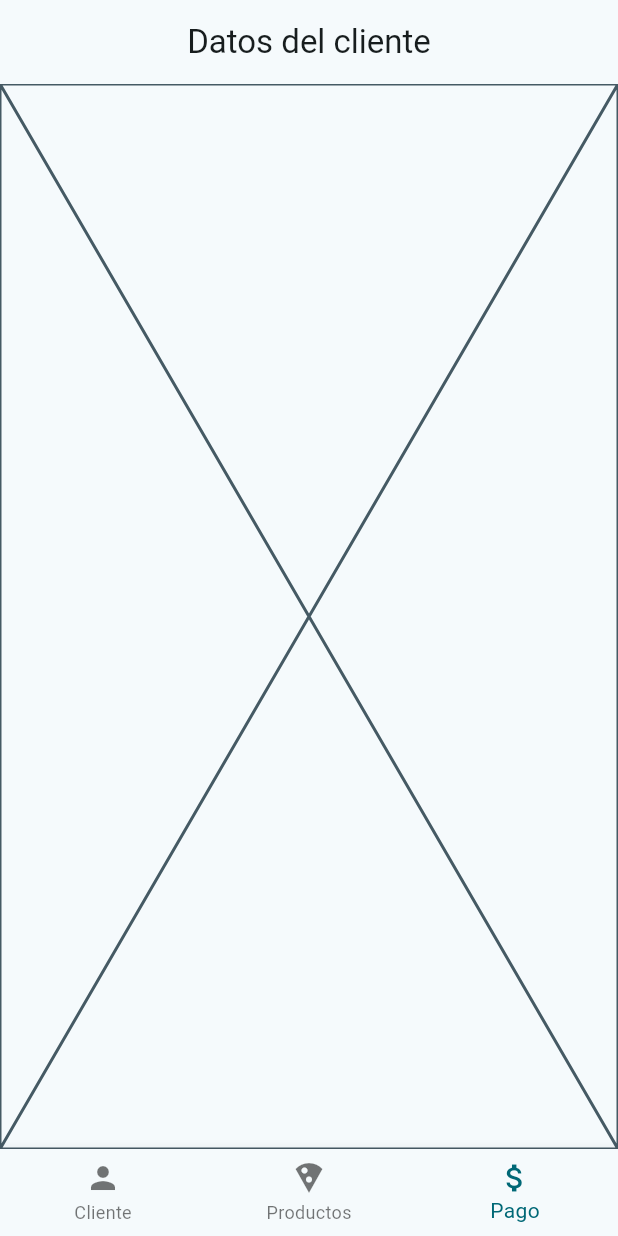
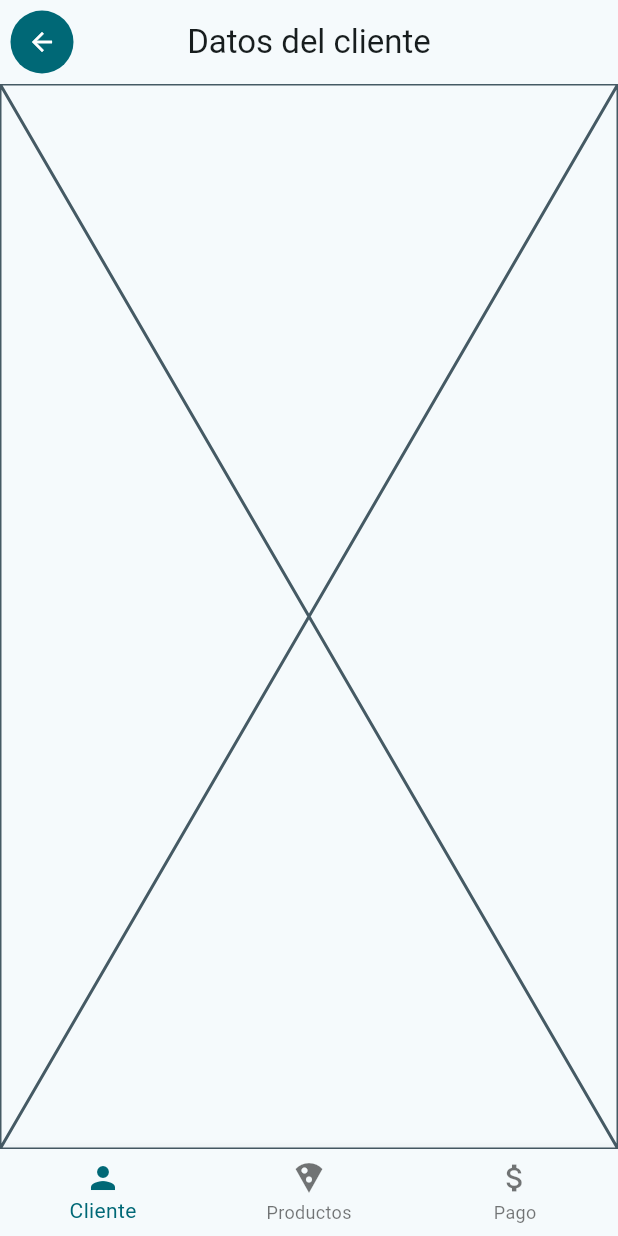
Before and after one commit to Bitxxo/dice_pizza, a Flutter app: the OrderCustomerView screen opened by its route, on a phone screen of 412 x 824 dp. Run offline on Flutter 3.47's test engine with Material 3 defaults, Android fonts, the phone set to English and light mode, and no system bars; our stand-ins replace bloc, equatable, flutter_bloc, flutter_riverpod, go_router, riverpod.

Commit message:
cambios estéticos + botón de salir

```diff
--- a/lib/presentation/screens/order_screen.dart
+++ b/lib/presentation/screens/order_screen.dart
@@ -1,37 +1,22 @@
 import 'package:dice_pizza/presentation/bloc/order_contents_bloc/order_contents_bloc.dart';
-import 'package:dice_pizza/presentation/views/order_customer_view.dart';
-import 'package:dice_pizza/presentation/views/order_payment_view.dart';
-import 'package:dice_pizza/presentation/views/order_products_view.dart';
 import 'package:dice_pizza/presentation/widgets/order_bottom_navigation.dart';
 import 'package:flutter/material.dart';
 import 'package:flutter_bloc/flutter_bloc.dart';
-import 'package:flutter_riverpod/flutter_riverpod.dart';
 
-class OrderScreen extends ConsumerWidget {
+class OrderScreen extends StatelessWidget {
   static const name = "CreateOrder";
   const OrderScreen(this.child, this.orderId, {super.key});
   final Widget? child;
   final int? orderId;
 
   @override
-  Widget build(BuildContext context, WidgetRef ref) {
+  Widget build(BuildContext context) {
     return BlocProvider(
       create: (context) => OrderContentsBloc(),
       child: Scaffold(
-        bottomNavigationBar: OrderBottomNavigation(currentView()),
+        bottomNavigationBar: OrderBottomNavigation(),
         body: Center(child: child ?? Placeholder()),
       ),
     );
   }
-
-  OrderNavigationViews currentView() {
-    if (child is OrderCustomerView) {
-      return OrderNavigationViews.customer;
-    } else if (child is OrderPaymentView) {
-      return OrderNavigationViews.payment;
-    } else if (child is OrderProductsView) {
-      return OrderNavigationViews.products;
-    }
-    return OrderNavigationViews.payment;
-  }
 }
--- a/lib/presentation/views/order_customer_view.dart
+++ b/lib/presentation/views/order_customer_view.dart
@@ -1,3 +1,4 @@
+import 'package:dice_pizza/presentation/widgets/order_back_button.dart';
 import 'package:flutter/material.dart';
 
 class OrderCustomerView extends StatelessWidget {
@@ -7,7 +8,10 @@ class OrderCustomerView extends StatelessWidget {
   @override
   Widget build(BuildContext context) {
     return Scaffold(
-      appBar: AppBar(title: Text("Datos del cliente")),
+      appBar: AppBar(
+        title: Text("Datos del cliente"),
+        leading: OrderBackButton(),
+      ),
       body: const Placeholder(),
     );
   }
--- a/lib/presentation/views/order_payment_view.dart
+++ b/lib/presentation/views/order_payment_view.dart
@@ -1,3 +1,4 @@
+import 'package:dice_pizza/presentation/widgets/order_back_button.dart';
 import 'package:flutter/material.dart';
 
 class OrderPaymentView extends StatelessWidget {
@@ -7,7 +8,10 @@ class OrderPaymentView extends StatelessWidget {
   @override
   Widget build(BuildContext context) {
     return Scaffold(
-      appBar: AppBar(title: Text("Pago del pedido")),
+      appBar: AppBar(
+        title: Text("Pago del pedido"),
+        leading: OrderBackButton(),
+      ),
       body: const Placeholder(),
     );
   }
--- /dev/null
+++ b/lib/presentation/widgets/order_back_button.dart
@@ -0,0 +1,44 @@
+import 'package:dice_pizza/config/router/navigation_constants.dart';
+import 'package:flutter/material.dart';
+import 'package:go_router/go_router.dart';
+
+class OrderBackButton extends StatelessWidget {
+  const OrderBackButton({super.key});
+
+  @override
+  Widget build(BuildContext context) {
+    return Padding(
+      padding: EdgeInsets.all(7),
+      child: IconButton.filled(
+        onPressed: () {
+          exitAlert(context);
+        },
+        icon: Icon(Icons.arrow_back, size: 20, color: Colors.white),
+      ),
+    );
+  }
+
+  void exitAlert(BuildContext context) async {
+    final exitDialog = AlertDialog(
+      title: Text('¿Seguro que quieres salir?'),
+      content: Text('Si sales ahora, los datos no serán guardados'),
+      actions: [
+        Row(
+          children: [
+            FilledButton(
+              onPressed: () => context.go(RouterPaths.home),
+              child: Text('Salir'),
+            ),
+
+            Spacer(),
+            FilledButton(
+              onPressed: () => context.pop(),
+              child: Text('Cancelar'),
+            ),
+          ],
+        ),
+      ],
+    );
+    showDialog(context: context, builder: (context) => exitDialog);
+  }
+}
--- a/lib/presentation/widgets/order_bottom_navigation.dart
+++ b/lib/presentation/widgets/order_bottom_navigation.dart
@@ -5,14 +5,13 @@ import 'package:go_router/go_router.dart';
 enum OrderNavigationViews { customer, products, payment }
 
 class OrderBottomNavigation extends StatelessWidget {
-  const OrderBottomNavigation(this.view, {super.key});
-  final OrderNavigationViews view;
+  const OrderBottomNavigation({super.key});
 
   @override
   Widget build(BuildContext context) {
     return BottomNavigationBar(
       onTap: (index) => onDestinationSelected(index, context),
-      currentIndex: view.index,
+      currentIndex: getCurrentIndex(context),
       items: [
         BottomNavigationBarItem(icon: Icon(Icons.person), label: 'Cliente'),
         BottomNavigationBarItem(
@@ -22,6 +21,20 @@ class OrderBottomNavigation extends StatelessWidget {
         BottomNavigationBarItem(icon: Icon(Icons.attach_money), label: 'Pago'),
       ],
     );
+  }
+
+  int getCurrentIndex(BuildContext context) {
+    final route = GoRouter.of(context).state.fullPath;
+    switch (route) {
+      case RouterPaths.customer:
+        return 0;
+      case RouterPaths.products:
+        return 1;
+      case RouterPaths.payment:
+        return 2;
+      default:
+        return 1;
+    }
   }
 
   void onDestinationSelected(int index, BuildContext context) {
```
Also changed, not shown: lib/presentation/views/order_products_view.dart (+9 -3 lines), lib/presentation/widgets/buttons/pizza_type_button.dart (+9 -2 lines), lib/presentation/widgets/pizza_display.dart (deleted, +0 -35 lines), lib/presentation/widgets/product/order_products_list.dart (renamed from lib/presentation/widgets/order_products_list.dart, +12 -3 lines), lib/presentation/widgets/product/order_products_type_selection.dart (renamed from lib/presentation/views/order_products_type_selection.dart, +11 -6 lines), lib/presentation/widgets/product/pizza_display.dart (added, +45 -0 lines).
